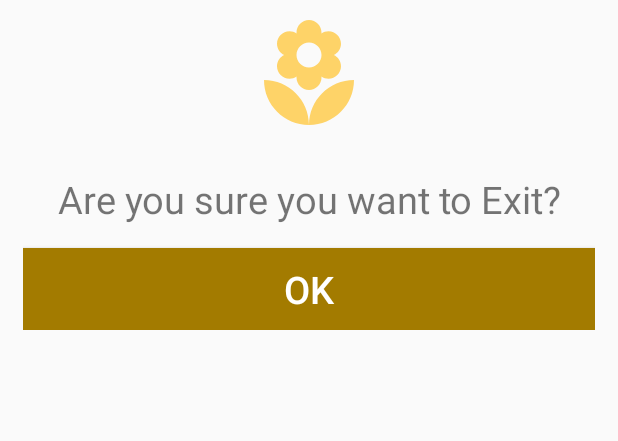
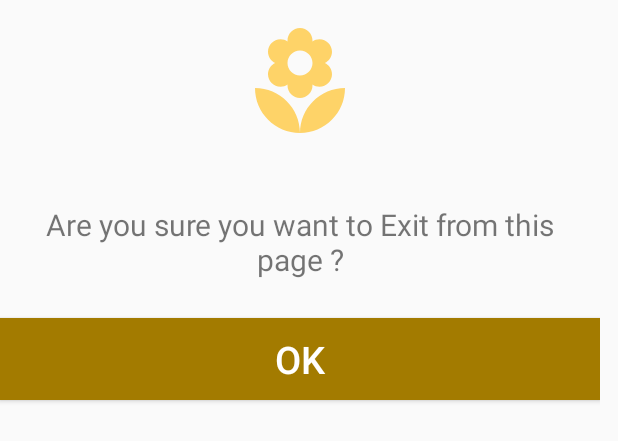
Before and after one commit to rizulgoyal/recyclerExample, an Android app: the layout custom_dialog.xml on its own in the app's theme, with its tools: preview values and no code run, on a phone screen of 412 x 824 dp. Shown: the top 441 px of the screen. Run offline under Robolectric (Android 15) with nearby library versions, the phone set to English and light mode, and no system bars.

```diff
--- a/app/src/main/AndroidManifest.xml
+++ b/app/src/main/AndroidManifest.xml
@@ -9,7 +9,8 @@
         android:roundIcon="@mipmap/ic_launcher_round"
         android:supportsRtl="true"
         android:theme="@style/AppTheme">
-        <activity android:name=".AddEmployeeActivity"></activity>
+        <activity android:name=".EmployeeDetailsActivity"></activity>
+        <activity android:name=".AddEmployeeActivity" />
         <activity android:name=".MainActivity">
             <intent-filter>
                 <action android:name="android.intent.action.MAIN" />
--- a/app/src/main/java/com/example/recyclerexample/DataAccessObjectInterface.java
+++ b/app/src/main/java/com/example/recyclerexample/DataAccessObjectInterface.java
@@ -25,4 +25,7 @@ public interface DataAccessObjectInterface
     LiveData<List<Employee>> getUserDetails();
     @Query("Select count(id) from employee")
     Integer count();
+
+    @Query("Select * from employee")
+    List<Employee> getdefaultUserDetails();
 }
--- a/app/src/main/res/layout/custom_dialog.xml
+++ b/app/src/main/res/layout/custom_dialog.xml
@@ -1,22 +1,17 @@
 <?xml version="1.0" encoding="utf-8"?>
 <LinearLayout xmlns:android="http://schemas.android.com/apk/res/android"
     android:id="@+id/custom_dialog"
-    android:layout_width="match_parent"
+    android:layout_width="400dp"
     android:layout_height="match_parent"
     android:orientation="vertical">
 
-    <LinearLayout
-        android:layout_width="match_parent"
-        android:layout_height="wrap_content"
-        android:layout_marginLeft="15dp"
-        android:layout_marginRight="15dp"
-        android:orientation="vertical">
+
 
         <ImageView
             android:layout_width="80dp"
             android:layout_height="80dp"
             android:layout_gravity="center"
-            android:layout_margin="10dp"
+            android:layout_margin="15dp"
             android:src="@drawable/ic_action_cell"></ImageView>
 
         <TextView
@@ -24,9 +19,10 @@
             android:layout_width="match_parent"
             android:layout_height="wrap_content"
             android:layout_margin="15dp"
-            android:text="Are you sure you want to Exit?"
+            android:padding="10dp"
+            android:text="Are you sure you want to Exit from this page ?"
             android:textAlignment="center"
-            android:textSize="25dp"></TextView>
+            android:textSize="20dp"></TextView>
 
         <Button
             android:id="@+id/customButton"
@@ -42,5 +38,3 @@
 
 
     </LinearLayout>
-
-</LinearLayout>
```
Also changed, not shown: app/src/main/java/com/example/recyclerexample/AddEmployeeActivity.java (+42 -8 lines), app/src/main/java/com/example/recyclerexample/Employee.java (+43 -1 lines), app/src/main/java/com/example/recyclerexample/EmployeeDetailsActivity.java (added, +27 -0 lines), app/src/main/java/com/example/recyclerexample/MainActivity.java (+19 -6 lines), app/src/main/java/com/example/recyclerexample/UserDataAdpater.java (+8 -1 lines), app/src/main/res/layout/activity_employee_details.xml (added, +21 -0 lines).
